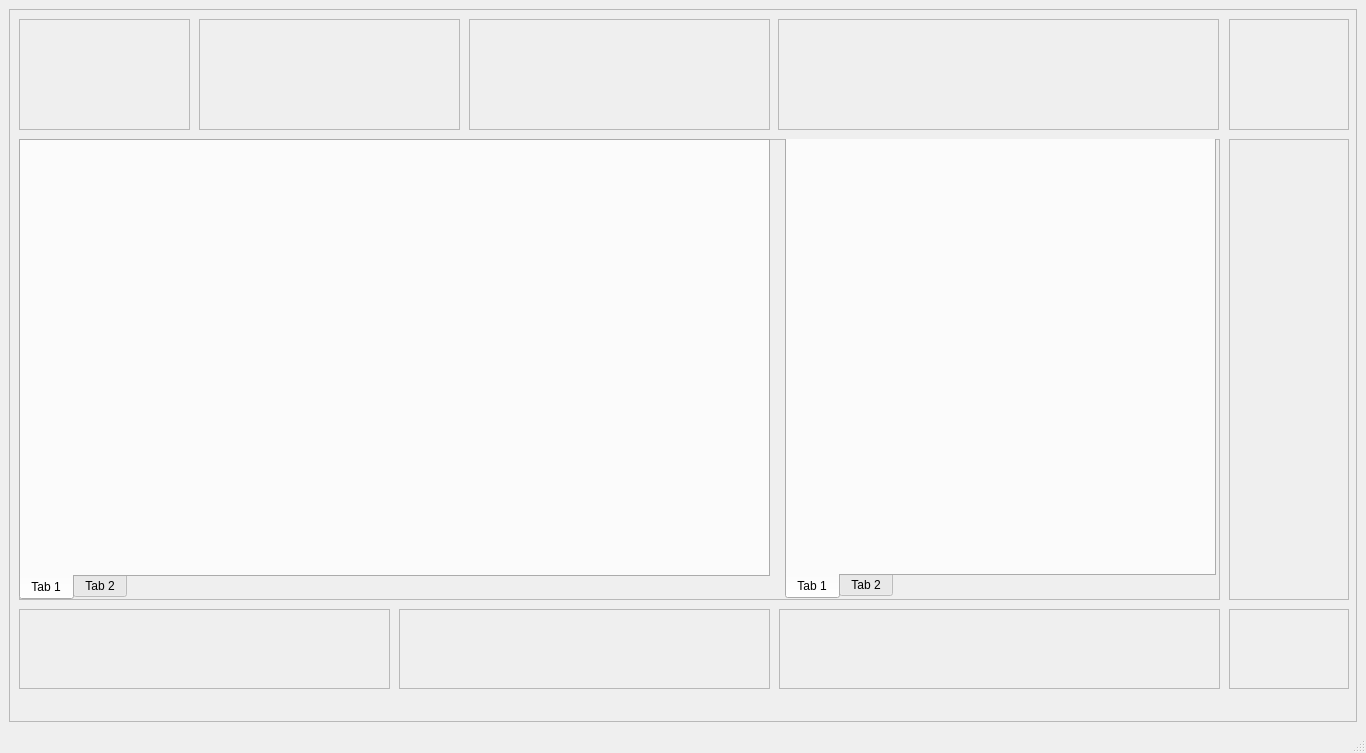
Old version of the form plaz_beta/ui/mainwindow.ui in the repository linden1910/plaz_beta.
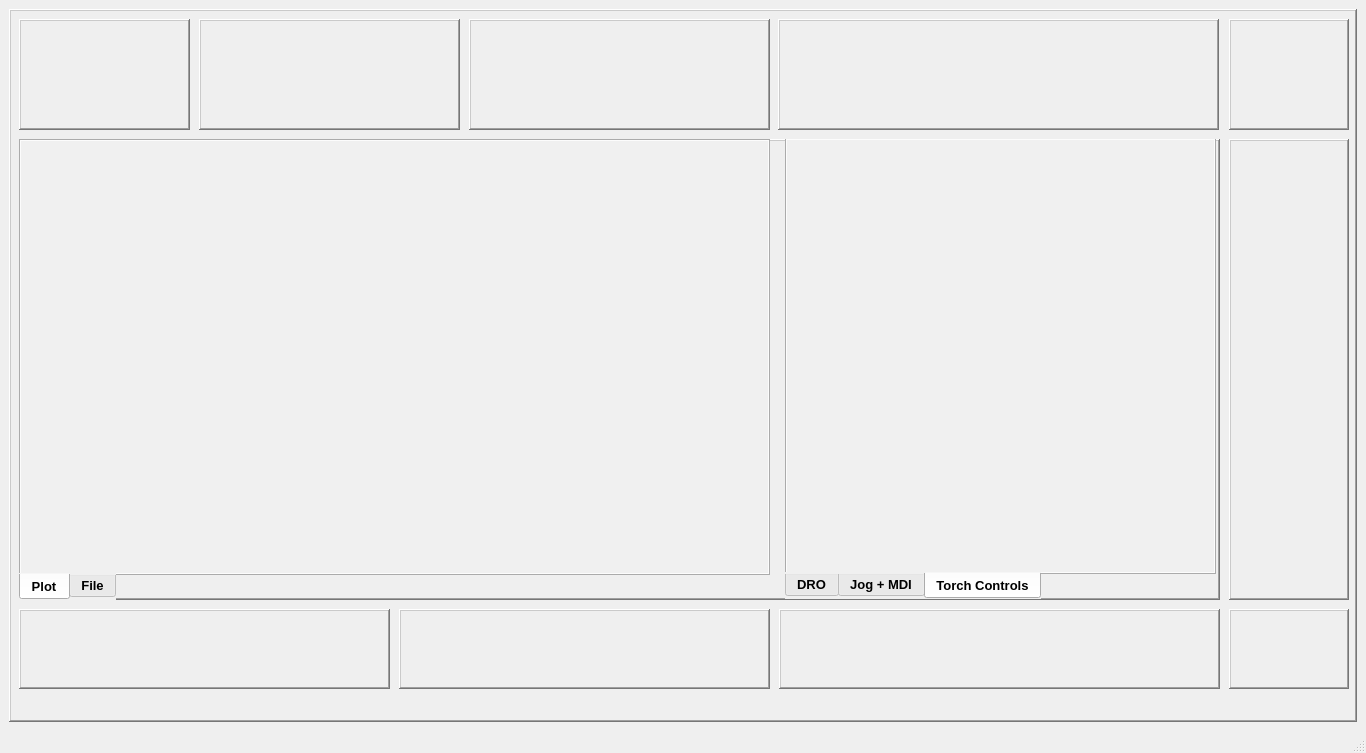
New version of the form.

Commit message: font on tabs and back ground color

```diff
--- a/plaz_beta/ui/mainwindow.ui
+++ b/plaz_beta/ui/mainwindow.ui
@@ -18,7 +18,7 @@
     <item>
      <widget class="QFrame" name="frame">
       <property name="frameShape">
-       <enum>QFrame::StyledPanel</enum>
+       <enum>QFrame::WinPanel</enum>
       </property>
       <property name="frameShadow">
        <enum>QFrame::Raised</enum>
@@ -33,7 +33,7 @@
         </rect>
        </property>
        <property name="frameShape">
-        <enum>QFrame::StyledPanel</enum>
+        <enum>QFrame::WinPanel</enum>
        </property>
        <property name="frameShadow">
         <enum>QFrame::Raised</enum>
@@ -49,7 +49,7 @@
         </rect>
        </property>
        <property name="frameShape">
-        <enum>QFrame::StyledPanel</enum>
+        <enum>QFrame::WinPanel</enum>
        </property>
        <property name="frameShadow">
         <enum>QFrame::Raised</enum>
@@ -63,17 +63,30 @@
           <height>461</height>
          </rect>
         </property>
+        <property name="font">
+         <font>
+          <pointsize>10</pointsize>
+          <weight>75</weight>
+          <bold>true</bold>
+         </font>
+        </property>
+        <property name="styleSheet">
+         <string notr="true">background-color: rgb(240, 240, 240);</string>
+        </property>
         <property name="tabPosition">
          <enum>QTabWidget::South</enum>
         </property>
-        <widget class="QWidget" name="tab">
+        <property name="currentIndex">
+         <number>0</number>
+        </property>
+        <widget class="QWidget" name="tab1">
          <attribute name="title">
-          <string>Tab 1</string>
+          <string>Plot</string>
          </attribute>
         </widget>
         <widget class="QWidget" name="tab_2">
          <attribute name="title">
-          <string>Tab 2</string>
+          <string>File</string>
          </attribute>
         </widget>
        </widget>
@@ -86,17 +99,35 @@
           <height>461</height>
          </rect>
         </property>
+        <property name="font">
+         <font>
+          <pointsize>10</pointsize>
+          <weight>75</weight>
+          <bold>true</bold>
+         </font>
+        </property>
+        <property name="styleSheet">
+         <string notr="true">background-color: rgb(240, 240, 240);</string>
+        </property>
         <property name="tabPosition">
          <enum>QTabWidget::South</enum>
         </property>
-        <widget class="QWidget" name="tab_3">
+        <property name="currentIndex">
+         <number>2</number>
+        </property>
+        <widget class="QWidget" name="tab1">
          <attribute name="title">
-          <string>Tab 1</string>
+          <string>DRO</string>
          </attribute>
         </widget>
         <widget class="QWidget" name="tab_4">
          <attribute name="title">
-          <string>Tab 2</string>
+          <string>Jog + MDI</string>
+         </attribute>
+        </widget>
+        <widget class="QWidget" name="tab">
+         <attribute name="title">
+          <string>Torch Controls</string>
          </attribute>
         </widget>
        </widget>
@@ -111,7 +142,7 @@
         </rect>
        </property>
        <property name="frameShape">
-        <enum>QFrame::StyledPanel</enum>
+        <enum>QFrame::WinPanel</enum>
        </property>
        <property name="frameShadow">
         <enum>QFrame::Raised</enum>
@@ -127,7 +158,7 @@
         </rect>
        </property>
        <property name="frameShape">
-        <enum>QFrame::StyledPanel</enum>
+        <enum>QFrame::WinPanel</enum>
        </property>
        <property name="frameShadow">
         <enum>QFrame::Raised</enum>
@@ -143,7 +174,7 @@
         </rect>
        </property>
        <property name="frameShape">
-        <enum>QFrame::StyledPanel</enum>
+        <enum>QFrame::WinPanel</enum>
        </property>
        <property name="frameShadow">
         <enum>QFrame::Raised</enum>
@@ -159,7 +190,7 @@
         </rect>
        </property>
        <property name="frameShape">
-        <enum>QFrame::StyledPanel</enum>
+        <enum>QFrame::WinPanel</enum>
        </property>
        <property name="frameShadow">
         <enum>QFrame::Raised</enum>
@@ -175,7 +206,7 @@
         </rect>
        </property>
        <property name="frameShape">
-        <enum>QFrame::StyledPanel</enum>
+        <enum>QFrame::WinPanel</enum>
        </property>
        <property name="frameShadow">
         <enum>QFrame::Raised</enum>
@@ -191,7 +222,7 @@
         </rect>
        </property>
        <property name="frameShape">
-        <enum>QFrame::StyledPanel</enum>
+        <enum>QFrame::WinPanel</enum>
        </property>
        <property name="frameShadow">
         <enum>QFrame::Raised</enum>
@@ -207,7 +238,7 @@
         </rect>
        </property>
        <property name="frameShape">
-        <enum>QFrame::StyledPanel</enum>
+        <enum>QFrame::WinPanel</enum>
        </property>
        <property name="frameShadow">
         <enum>QFrame::Raised</enum>
@@ -223,7 +254,7 @@
         </rect>
        </property>
        <property name="frameShape">
-        <enum>QFrame::StyledPanel</enum>
+        <enum>QFrame::WinPanel</enum>
        </property>
        <property name="frameShadow">
         <enum>QFrame::Raised</enum>
@@ -239,7 +270,7 @@
         </rect>
        </property>
        <property name="frameShape">
-        <enum>QFrame::StyledPanel</enum>
+        <enum>QFrame::WinPanel</enum>
        </property>
        <property name="frameShadow">
         <enum>QFrame::Raised</enum>
```
Left out of the diff: 4 changed lines with no effect on the pictures.
